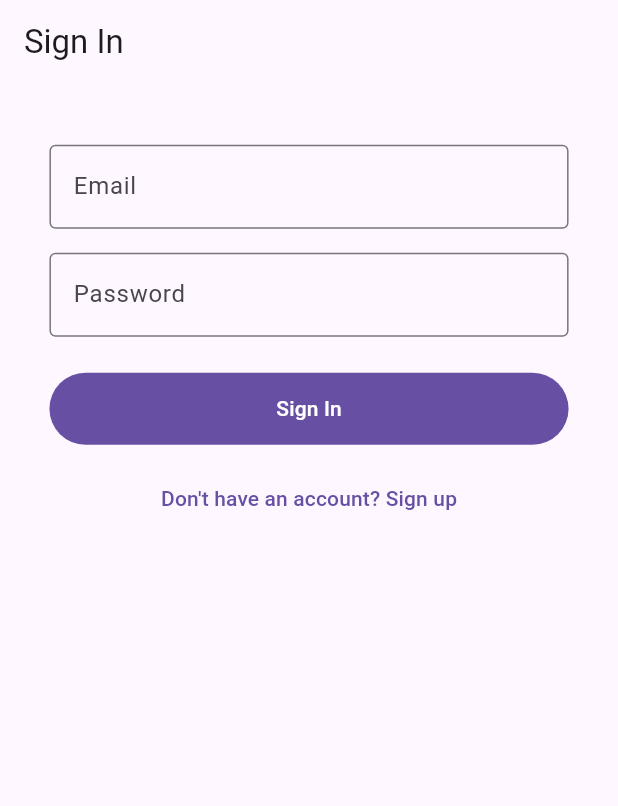
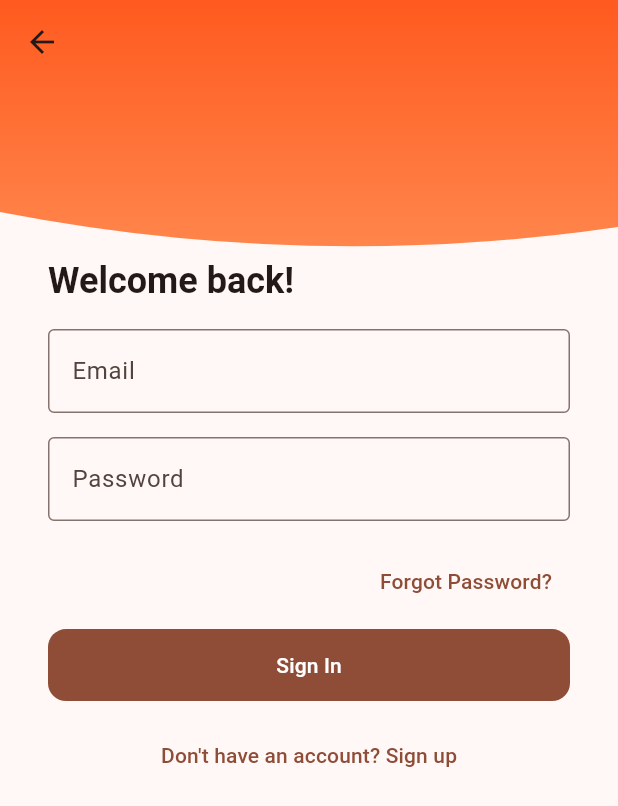
Before and after one commit to moozunch/phoenix, a Flutter app: the screen it shows after launch, after a tap on "Let's get started", on a phone screen of 412 x 824 dp. Shown: the top 806 px of the screen. Run offline on Flutter 3.47's test engine with Material 3 defaults, Android fonts, the light colour scheme and no system bars; our stand-ins replace go_router, lottie, shared_preferences.

Commit message:
feat: Enhance UI with custom themes, app scaffold, and improved navigation

```diff
--- a/lib/main.dart
+++ b/lib/main.dart
@@ -15,11 +15,25 @@
 
   @override
   Widget build(BuildContext context) {
+    final baseTheme = ThemeData(
+      colorScheme: ColorScheme.fromSeed(seedColor: const Color(0xFFFF5A1F)),
+      useMaterial3: true,
+      filledButtonTheme: FilledButtonThemeData(
+        style: FilledButton.styleFrom(
+          padding: const EdgeInsets.symmetric(vertical: 14, horizontal: 16),
+          shape: RoundedRectangleBorder(borderRadius: BorderRadius.circular(12)),
+        ),
+      ),
+      inputDecorationTheme: const InputDecorationTheme(
+        border: OutlineInputBorder(),
+      ),
+    );
+
     if (appState != null) {
       final router = AppRouter(appState!).router;
       return MaterialApp.router(
         title: 'phoenix',
-        theme: ThemeData(),
+        theme: baseTheme,
         routerConfig: router,
         debugShowCheckedModeBanner: false,
       );
@@ -29,15 +43,16 @@
       future: AppState.create(),
       builder: (context, snapshot) {
         if (snapshot.connectionState != ConnectionState.done) {
-          return const MaterialApp(
+          return MaterialApp(
             debugShowCheckedModeBanner: false,
-            home: SizedBox.shrink(),
+            theme: baseTheme,
+            home: const SizedBox.shrink(),
           );
         }
         final router = AppRouter(snapshot.data!).router;
         return MaterialApp.router(
           title: 'phoenix',
-          theme: ThemeData(),
+          theme: baseTheme,
           routerConfig: router,
           debugShowCheckedModeBanner: false,
         );
--- a/lib/screens/boarding_screen.dart
+++ b/lib/screens/boarding_screen.dart
@@ -1,6 +1,8 @@
 import 'package:flutter/material.dart';
 import 'package:go_router/go_router.dart';
 import 'package:phoenix/core/app_state.dart';
+import 'package:phoenix/widgets/app_scaffold.dart';
+import 'package:phoenix/widgets/app_button.dart';
 
 class BoardingScreen extends StatelessWidget {
   const BoardingScreen({super.key});
@@ -8,56 +10,67 @@ class BoardingScreen extends StatelessWidget {
   @override
   Widget build(BuildContext context) {
     final media = MediaQuery.of(context).size;
-    final pad = media.width * 0.08;
-    return Scaffold(
-      body: SafeArea(
-        child: LayoutBuilder(
-          builder: (context, constraints) {
-            final maxW = constraints.maxWidth;
-            final isWide = maxW > 600;
-            return Padding(
-              padding: EdgeInsets.symmetric(horizontal: pad, vertical: pad),
-              child: Column(
+  // Padding handled by AppScaffold; keep media for sizing only
+    return AppScaffold(
+      scrollable: true,
+      body: Column(
         crossAxisAlignment: CrossAxisAlignment.stretch,
         children: [
-                  const Spacer(),
-                  // Branding/logo placeholder
+          SizedBox(height: media.height * 0.14),
           Center(
-                    child: Icon(Icons.local_fire_department,
-                        size: media.width * 0.25, color: Colors.deepOrange),
-                  ),
-                  SizedBox(height: media.height * 0.03),
-                  Text(
-                    'Welcome to\nPhoenix!',
-                    textAlign: TextAlign.center,
-                    style: Theme.of(context).textTheme.headlineMedium?.copyWith(
-                          fontWeight: FontWeight.bold,
+            child: Icon(
+              Icons.local_fire_department,
+              size: (media.width * 0.22).clamp(64.0, 180.0),
+              color: Colors.white,
             ),
           ),
-                  SizedBox(height: media.height * 0.015),
+          const SizedBox(height: 12),
+          Container(
+            decoration: BoxDecoration(
+              color: Colors.white,
+              borderRadius: BorderRadius.circular(16),
+              boxShadow: [
+                BoxShadow(
+                  color: Colors.black.withValues(alpha: 0.05),
+                  blurRadius: 12,
+                  offset: const Offset(0, 8),
+                )
+              ],
+            ),
+            padding: const EdgeInsets.symmetric(horizontal: 20, vertical: 28),
+            child: Column(
+              crossAxisAlignment: CrossAxisAlignment.center,
+              children: [
+                Text(
+                  'Welcome to',
+                  style: Theme.of(context).textTheme.titleMedium,
+                ),
+                Text(
+                  'Phoenix',
+                  style: Theme.of(context).textTheme.headlineSmall?.copyWith(
+                        fontWeight: FontWeight.w700,
+                      ),
+                ),
+                const SizedBox(height: 8),
                 Text(
                   'Track your thoughts, optimize your habits, and rise to your best self.',
                   textAlign: TextAlign.center,
                   style: Theme.of(context).textTheme.bodyMedium,
                 ),
-                  const Spacer(),
-                  FilledButton(
+                const SizedBox(height: 24),
+                AppButton(
+                  label: "Let's get started",
                   onPressed: () async {
-                      // mark onboarded and go to auth or home via redirect
                     final appState = await AppState.create();
                     await appState.setHasOnboarded(true);
                     if (context.mounted) context.go('/signin');
                   },
-                    style: FilledButton.styleFrom(
-                      minimumSize: Size(double.infinity, isWide ? 56 : 48),
-                    ),
-                    child: const Text("Let's get started"),
                 ),
               ],
             ),
-            );
-          },
           ),
+          const SizedBox(height: 24),
+        ],
       ),
     );
   }
--- a/lib/screens/home.dart
+++ b/lib/screens/home.dart
@@ -1,13 +1,36 @@
-
 import 'package:flutter/material.dart';
+import 'package:go_router/go_router.dart';
+import 'package:phoenix/core/app_state.dart';
 
 class HomePage extends StatelessWidget {
   const HomePage({super.key});
 
+  Future<void> _logout(BuildContext context) async {
+    final state = await AppState.create();
+    await state.signOut();
+    if (context.mounted) context.go('/signin');
+  }
+
   @override
   Widget build(BuildContext context) {
     return Scaffold(
-      body: Center(child: Text("Welcome to Home Page")),
+      appBar: AppBar(
+        title: const Text('Home'),
+        actions: [
+          IconButton(
+            tooltip: 'Logout',
+            icon: const Icon(Icons.logout),
+            onPressed: () => _logout(context),
+          )
+        ],
+      ),
+      body: Center(
+        child: FilledButton.icon(
+          onPressed: () => _logout(context),
+          icon: const Icon(Icons.logout),
+          label: const Text('Logout'),
+        ),
+      ),
     );
   }
 }
--- a/lib/screens/sign_in_page.dart
+++ b/lib/screens/sign_in_page.dart
@@ -3,6 +3,7 @@ import 'package:go_router/go_router.dart';
 import 'package:phoenix/core/app_state.dart';
 import 'package:phoenix/widgets/app_button.dart';
 import 'package:phoenix/widgets/app_text_field.dart';
+import 'package:phoenix/widgets/app_scaffold.dart';
 
 class SignInPage extends StatefulWidget {
   const SignInPage({super.key});
@@ -25,28 +26,34 @@ class _SignInPageState extends State<SignInPage> {
   @override
   Widget build(BuildContext context) {
     final size = MediaQuery.of(context).size;
-    final pad = EdgeInsets.symmetric(horizontal: size.width * 0.08);
+  // Padding handled by AppScaffold
 
-    return Scaffold(
-      appBar: AppBar(title: const Text('Sign In')),
-      body: SafeArea(
-        child: SingleChildScrollView(
-          padding: pad.add(const EdgeInsets.symmetric(vertical: 24)),
-          child: Center(
-            child: ConstrainedBox(
-              constraints: const BoxConstraints(maxWidth: 520),
-              child: Column(
+    return AppScaffold(
+      showBack: true,
+      body: Column(
         crossAxisAlignment: CrossAxisAlignment.stretch,
         children: [
-                  SizedBox(height: size.height * 0.02),
+          SizedBox(height: size.height * 0.14),
+          Text(
+            'Welcome back!',
+            style: Theme.of(context).textTheme.headlineSmall?.copyWith(fontWeight: FontWeight.w700),
+          ),
+          const SizedBox(height: 16),
           AppTextField(controller: _email, label: 'Email', keyboardType: TextInputType.emailAddress),
           const SizedBox(height: 16),
           AppTextField(controller: _password, label: 'Password', obscure: true),
-                  const SizedBox(height: 24),
+          const SizedBox(height: 16),
+          Align(
+            alignment: Alignment.centerRight,
+            child: TextButton(
+              onPressed: () {},
+              child: const Text('Forgot Password?'),
+            ),
+          ),
+          const SizedBox(height: 8),
           AppButton(
             label: 'Sign In',
             onPressed: () async {
-                      // TODO: Replace with real auth later.
               final state = await AppState.create();
               await state.setLoggedIn(true);
               if (context.mounted) context.go('/home');
@@ -57,11 +64,8 @@ class _SignInPageState extends State<SignInPage> {
             onPressed: () => context.go('/signup'),
             child: const Text("Don't have an account? Sign up"),
           ),
+          const SizedBox(height: 24),
         ],
-              ),
-            ),
-          ),
-        ),
       ),
     );
   }
--- a/lib/screens/sign_up_page.dart
+++ b/lib/screens/sign_up_page.dart
@@ -3,6 +3,7 @@ import 'package:go_router/go_router.dart';
 import 'package:phoenix/core/app_state.dart';
 import 'package:phoenix/widgets/app_button.dart';
 import 'package:phoenix/widgets/app_text_field.dart';
+import 'package:phoenix/widgets/app_scaffold.dart';
 
 class SignUpPage extends StatefulWidget {
   const SignUpPage({super.key});
@@ -27,30 +28,35 @@ class _SignUpPageState extends State<SignUpPage> {
   @override
   Widget build(BuildContext context) {
     final size = MediaQuery.of(context).size;
-    final pad = EdgeInsets.symmetric(horizontal: size.width * 0.08);
+  // Padding handled by AppScaffold
 
-    return Scaffold(
-      appBar: AppBar(title: const Text('Sign Up')),
-      body: SafeArea(
-        child: SingleChildScrollView(
-          padding: pad.add(const EdgeInsets.symmetric(vertical: 24)),
-          child: Center(
-            child: ConstrainedBox(
-              constraints: const BoxConstraints(maxWidth: 520),
-              child: Column(
+    return AppScaffold(
+      showBack: true,
+      body: Column(
         crossAxisAlignment: CrossAxisAlignment.stretch,
         children: [
-                  SizedBox(height: size.height * 0.02),
+          SizedBox(height: size.height * 0.14),
+          Text(
+            'Create an account',
+            style: Theme.of(context).textTheme.headlineSmall?.copyWith(fontWeight: FontWeight.w700),
+          ),
+          const SizedBox(height: 16),
           AppTextField(controller: _email, label: 'Email', keyboardType: TextInputType.emailAddress),
           const SizedBox(height: 16),
           AppTextField(controller: _password, label: 'Password', obscure: true),
           const SizedBox(height: 16),
           AppTextField(controller: _confirm, label: 'Confirm Password', obscure: true),
-                  const SizedBox(height: 24),
+          const SizedBox(height: 16),
+          Row(
+            children: [
+              Checkbox(value: true, onChanged: (_) {}),
+              const Expanded(child: Text('I agree to the terms and services')),
+            ],
+          ),
+          const SizedBox(height: 8),
           AppButton(
-                    label: 'Create account',
+            label: 'Sign up',
             onPressed: () async {
-                      // TODO: Replace with real registration later.
               final state = await AppState.create();
               await state.setHasOnboarded(true);
               await state.setLoggedIn(true);
@@ -60,13 +66,10 @@ class _SignUpPageState extends State<SignUpPage> {
           const SizedBox(height: 12),
           TextButton(
             onPressed: () => context.go('/signin'),
-                    child: const Text('Have an account? Sign in'),
-                  )
+            child: const Text('Already have an account? Sign in'),
+          ),
+          const SizedBox(height: 24),
         ],
-              ),
-            ),
-          ),
-        ),
       ),
     );
   }
--- /dev/null
+++ b/lib/widgets/app_background.dart
@@ -0,0 +1,48 @@
+import 'package:flutter/material.dart';
+
+class AppBackground extends StatelessWidget {
+  const AppBackground({super.key, this.height});
+
+  final double? height;
+
+  @override
+  Widget build(BuildContext context) {
+    final size = MediaQuery.of(context).size;
+    final h = height ?? (size.height * 0.22).clamp(120.0, 260.0);
+
+    return SizedBox(
+      height: h,
+      width: double.infinity,
+      child: ClipPath(
+        clipper: _BottomCurveClipper(),
+        child: Container(
+          decoration: const BoxDecoration(
+            gradient: LinearGradient(
+              begin: Alignment.topCenter,
+              end: Alignment.bottomCenter,
+              colors: [Color(0xFFFF5A1F), Color(0xFFFF8A50)],
+            ),
+          ),
+        ),
+      ),
+    );
+  }
+}
+
+class _BottomCurveClipper extends CustomClipper<Path> {
+  @override
+  Path getClip(Size size) {
+    final path = Path();
+    path.lineTo(0, size.height - 40);
+    path.quadraticBezierTo(
+      size.width * 0.5, size.height,
+      size.width, size.height - 30,
+    );
+    path.lineTo(size.width, 0);
+    path.close();
+    return path;
+  }
+
+  @override
+  bool shouldReclip(covariant CustomClipper<Path> oldClipper) => false;
+}
--- a/lib/widgets/app_button.dart
+++ b/lib/widgets/app_button.dart
@@ -34,6 +34,9 @@ class AppButton extends StatelessWidget {
       constraints: BoxConstraints(minHeight: h),
       child: FilledButton(
         onPressed: onPressed,
+        style: FilledButton.styleFrom(
+          shape: RoundedRectangleBorder(borderRadius: BorderRadius.circular(12)),
+        ),
         child: child,
       ),
     );
--- /dev/null
+++ b/lib/widgets/app_scaffold.dart
@@ -0,0 +1,73 @@
+import 'package:flutter/material.dart';
+import 'package:go_router/go_router.dart';
+import 'package:phoenix/widgets/app_background.dart';
+
+class AppScaffold extends StatelessWidget {
+  const AppScaffold({
+    super.key,
+    required this.body,
+    this.title,
+    this.showBack = false,
+    this.scrollable = true,
+    this.headerHeight,
+  });
+
+  final Widget body;
+  final String? title;
+  final bool showBack;
+  final bool scrollable;
+  final double? headerHeight;
+
+  EdgeInsets _horizontalPadding(BuildContext context) {
+    final w = MediaQuery.of(context).size.width;
+    final horizontal = (w * 0.08).clamp(16.0, 32.0);
+    return EdgeInsets.symmetric(horizontal: horizontal);
+  }
+
+  @override
+  Widget build(BuildContext context) {
+    final content = Center(
+      child: ConstrainedBox(
+        constraints: const BoxConstraints(maxWidth: 560),
+        child: Padding(
+          padding: _horizontalPadding(context),
+          child: body,
+        ),
+      ),
+    );
+
+    final bodyWidget = scrollable
+        ? SingleChildScrollView(child: content)
+        : content;
+
+    return Scaffold(
+      extendBodyBehindAppBar: true,
+      appBar: AppBar(
+        backgroundColor: Colors.transparent,
+        elevation: 0,
+        leading: showBack
+            ? IconButton(
+                icon: const Icon(Icons.arrow_back),
+                onPressed: () => context.canPop() ? context.pop() : context.go('/'),
+              )
+            : null,
+        title: title == null
+            ? null
+            : Text(title!, style: const TextStyle(fontWeight: FontWeight.w600)),
+      ),
+      body: Stack(
+        children: [
+            // Gradient header background
+            Positioned.fill(
+              child: Align(
+                alignment: Alignment.topCenter,
+                child: AppBackground(height: headerHeight),
+              ),
+            ),
+            // Foreground page content
+            SafeArea(child: bodyWidget),
+        ],
+      ),
+    );
+  }
+}
```
Lines whose indentation alone changed are shown as unchanged.
